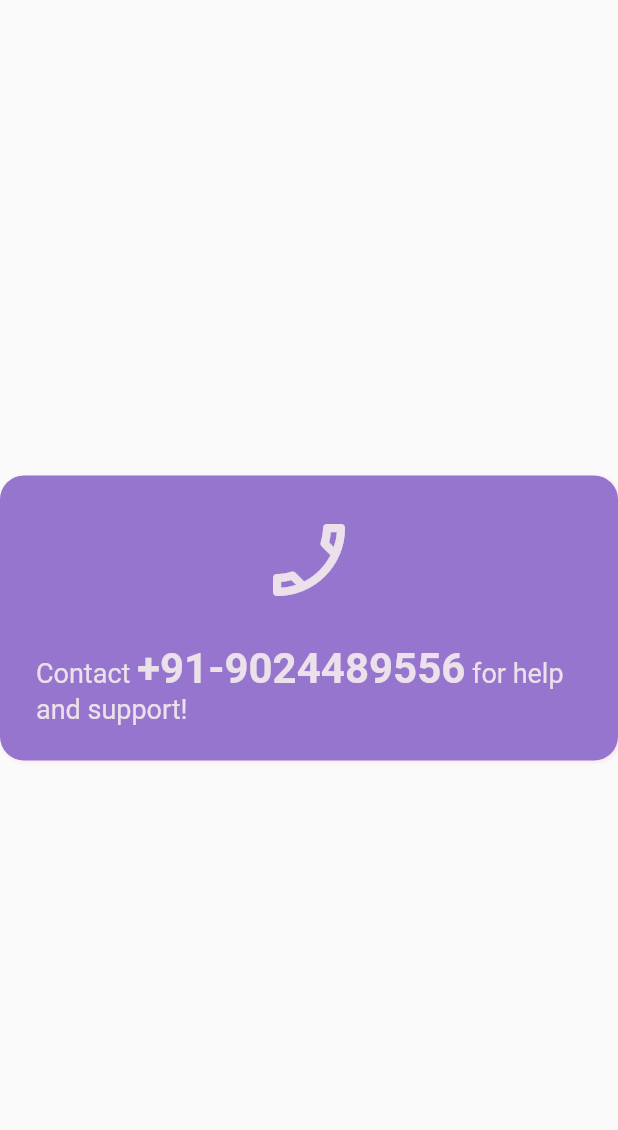
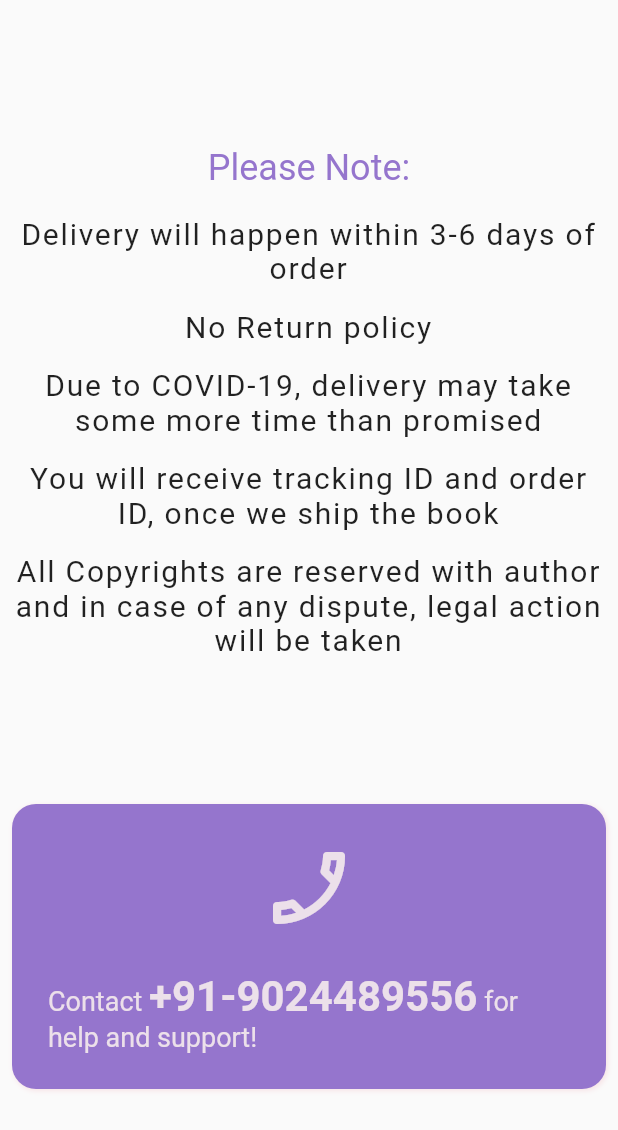
Before and after one commit to mnttnm/brain-basket, a Flutter app: the ContactPage widget shown alone on an empty page, opened directly, on a phone screen of 412 x 824 dp. Shown: the top 1130 px of the screen. Run offline on Flutter 3.47's test engine with Material 2 defaults, Android fonts, the light colour scheme and no system bars; our stand-ins replace get; missing offline and left inert: dart:js.

Commit message:
#6 Contact page: add instructions

```diff
--- /dev/null
+++ b/assets/resources/support-instructions.json
@@ -0,0 +1,9 @@
+{
+    "support-instructions": [
+        "Delivery will happen within 3-6 days of order",
+        "No Return policy",
+        "Due to COVID-19, delivery may take some more time than promised",
+        "You will receive tracking ID and order ID, once we ship the book",
+        "All Copyrights are reserved with author and in case of any dispute, legal action will be taken"
+    ]
+}
--- a/lib/pages/contact.dart
+++ b/lib/pages/contact.dart
@@ -1,17 +1,70 @@
+import 'dart:convert';
+
+import 'package:flutter/foundation.dart';
 import 'package:flutter/material.dart';
+import 'package:flutter/services.dart';
+
+List<String> parseJson(String instructionJson) {
+  final parsedObject =
+      jsonDecode(instructionJson)["support-instructions"] as List;
+  return parsedObject.map<String>((e) => e.toString()).toList();
+}
+
+Future<List<String>> parseInstructions() async {
+  String instructionJson = await loadInstructionJson();
+  return compute(parseJson, instructionJson);
+}
+
+Future<String> loadInstructionJson() async {
+  final String jsonStr =
+      await rootBundle.loadString('assets/resources/support-instructions.json');
+  return jsonStr;
+}
 
 class ContactPage extends StatelessWidget {
   const ContactPage({Key? key}) : super(key: key);
 
   @override
   Widget build(BuildContext context) {
-    return Center(
-      child: Container(
+    return FutureBuilder<List<String>>(
+      future: parseInstructions(),
+      builder: (context, snapshot) {
+        if (snapshot.hasData) {
+          return Padding(
+            padding: const EdgeInsets.all(8.0),
+            child: Column(
+              crossAxisAlignment: CrossAxisAlignment.center,
+              children: [
+                Spacer(),
+                Text(
+                  "Please Note:",
+                  style: TextStyle(
+                    fontSize: 24,
+                    color: Colors.deepPurple.shade300,
+                  ),
+                ),
+                SizedBox(
+                  height: 10,
+                ),
+                ListView.builder(
+                  shrinkWrap: true,
+                  itemBuilder: (BuildContext context, int index) {
+                    return Padding(
+                      padding: const EdgeInsets.symmetric(vertical: 8.0),
+                      child: Text(
+                        snapshot.data!.elementAt(index),
+                        style: TextStyle(fontSize: 20, letterSpacing: 1.2),
+                        textAlign: TextAlign.center,
+                      ),
+                    );
+                  },
+                  itemCount: snapshot.data!.length,
+                ),
+                Spacer(),
+                Container(
                   padding: EdgeInsets.all(24.0),
                   decoration: BoxDecoration(
                       color: Colors.deepPurple.shade300,
-            // border:
-            //     Border.all(color: Colors.deepPurpleAccent.shade200, width: 4),
                       borderRadius: BorderRadius.all(Radius.circular(16)),
                       boxShadow: [
                         BoxShadow(
@@ -20,6 +73,9 @@ class ContactPage extends StatelessWidget {
                           color: Color.fromARGB(255, 247, 228, 231),
                         ),
                       ]),
+                  child: Align(
+                    alignment: Alignment.center,
+                    widthFactor: 1,
                     child: Column(
                       mainAxisSize: MainAxisSize.min,
                       mainAxisAlignment: MainAxisAlignment.center,
@@ -38,8 +94,9 @@ class ContactPage extends StatelessWidget {
                             children: [
                               TextSpan(
                                   text: '+91-9024489556',
-                      style:
-                          TextStyle(fontSize: 28, fontWeight: FontWeight.bold)),
+                                  style: TextStyle(
+                                      fontSize: 28,
+                                      fontWeight: FontWeight.bold)),
                               TextSpan(
                                 text: ' for help and support!',
                               ),
@@ -53,6 +110,18 @@ class ContactPage extends StatelessWidget {
                       ],
                     ),
                   ),
+                ),
+                Spacer(),
+              ],
+            ),
+          );
+        } else {
+          print(snapshot.error);
+          return const Center(
+            child: const Text("Error"),
+          );
+        }
+      },
     );
   }
 }
```
Lines whose indentation alone changed are shown as unchanged.
